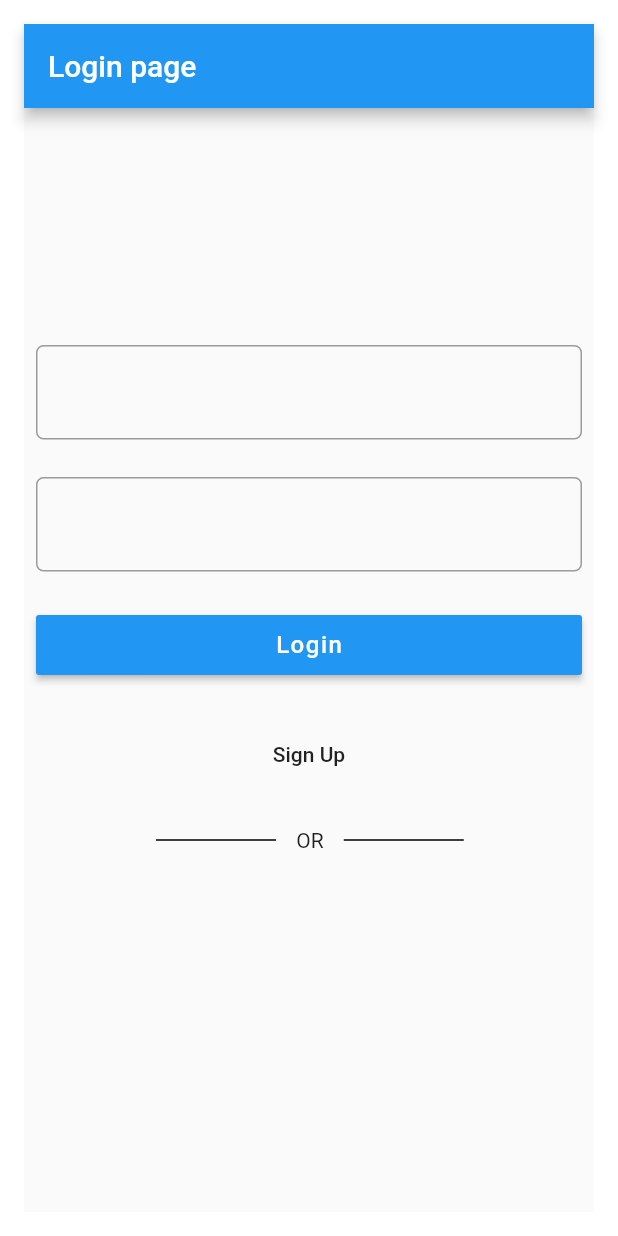
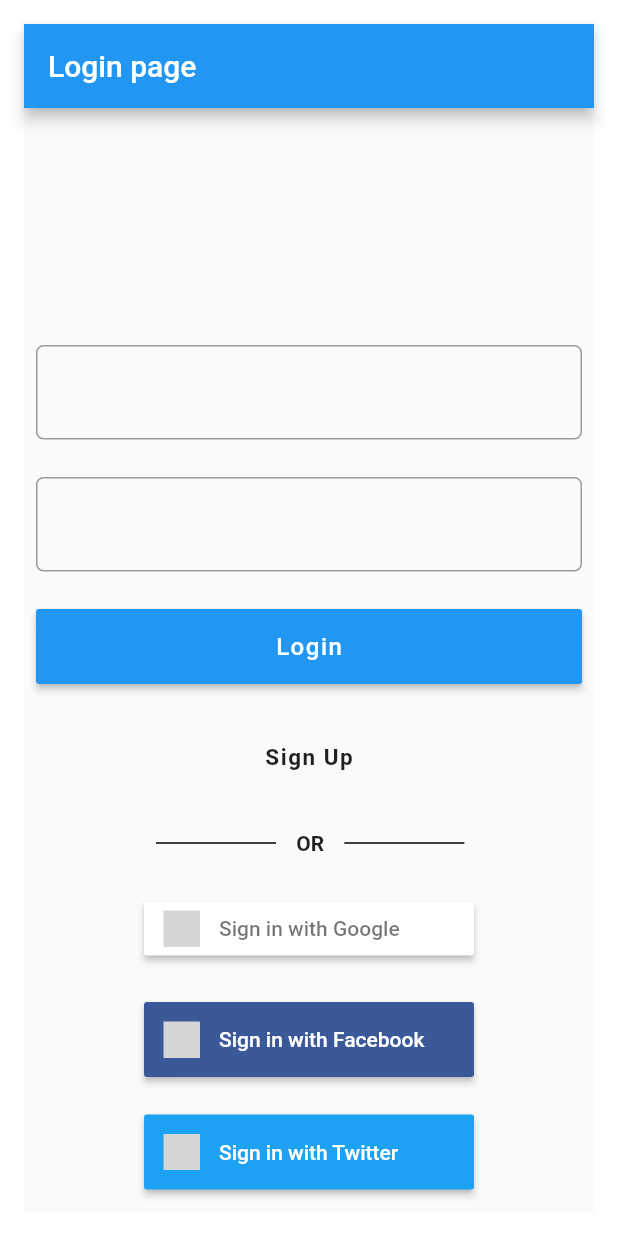
Before and after one commit to AliAlsed/doctors, a Flutter app: the screen it shows after launch, on a phone screen of 412 x 824 dp. Run offline on Flutter 3.47's test engine with Material 2 defaults, Android fonts, the phone set to English and light mode, and no system bars; our stand-ins replace flutter_signin_button; grey boxes are pictures that could not be loaded.

Commit message:
add buttons

```diff
--- a/lib/pages/Login.dart
+++ b/lib/pages/Login.dart
@@ -1,6 +1,7 @@
 import 'package:doctors/models/user.dart';
 import 'package:doctors/widgets/input.dart';
 import 'package:flutter/material.dart';
+import 'package:flutter_signin_button/flutter_signin_button.dart';
 
 class LoginPage extends StatelessWidget {
   TextEditingController emailController = TextEditingController();
@@ -51,7 +52,7 @@ class LoginPage extends StatelessWidget {
             ),
             ButtonTheme(
               minWidth: double.infinity,
-              height: 40,
+              height: 50,
               child: RaisedButton(
                 child: Text(
                   'Login',
@@ -67,7 +68,10 @@ class LoginPage extends StatelessWidget {
               height: 25,
             ),
             FlatButton(
-              child: Text('Sign Up'),
+              child: Text('Sign Up', style: TextStyle(letterSpacing: 1,
+              fontSize: 15,
+              fontWeight: FontWeight.bold
+              ),),
               onPressed: () {},
             ),
             SizedBox(
@@ -76,21 +80,46 @@ class LoginPage extends StatelessWidget {
             Row(
               children: <Widget>[
                 new Container(
-
                   height: 1,
                   width: 80.0,
                   color: Colors.black,
                   margin: const EdgeInsets.only(left: 80.0, right: 10.0),
                 ),
-                Text(' OR '),
+                Text(' OR ', style: TextStyle(fontWeight: FontWeight.bold),),
                 Container(
-
                   height: 1,
                   width: 80.0,
                   color: Colors.black,
                   margin: const EdgeInsets.only(left: 10.0, right: 10.0),
                 )
               ],
+            ),
+            SizedBox(
+              height: 25,
+            ),
+            SignInButton(
+              Buttons.Google,
+              onPressed: () {},
+            ),
+            SizedBox(
+              height: 25,
+            ),
+            ButtonTheme(
+              height: 50,
+              child: SignInButton(
+                Buttons.Facebook,
+                onPressed: () {},
+              ),
+            ),
+            SizedBox(
+              height: 25,
+            ),
+            ButtonTheme(
+              height: 50,
+              child: SignInButton(
+                Buttons.Twitter,
+                onPressed: () {},
+              ),
             )
           ],
         ),
--- a/pubspec.yaml
+++ b/pubspec.yaml
@@ -23,6 +23,8 @@ dependencies:
   # The following adds the Cupertino Icons font to your application.
   # Use with the CupertinoIcons class for iOS style icons.
   cupertino_icons: ^0.1.2
+  flutter_signin_button: ^0.5.2
+
 
 dev_dependencies:
   flutter_test:
```
Also changed, not shown: pubspec.lock.
